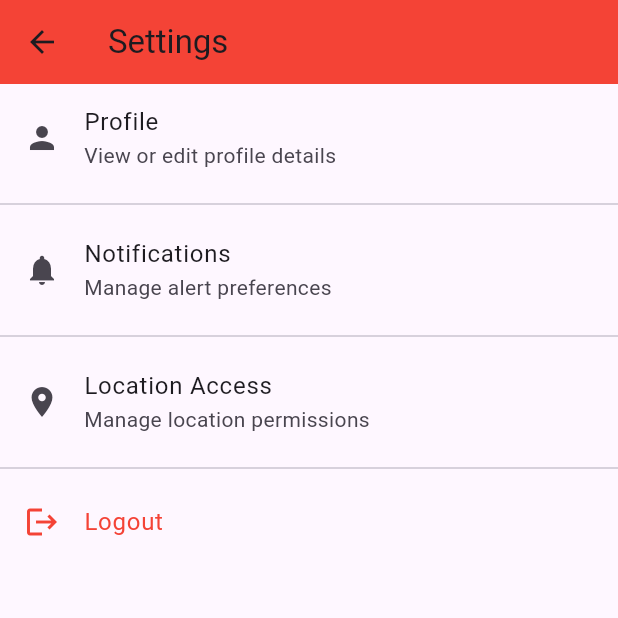
After one commit to iamsarthakx7/HerShield, a Flutter app: the screen it shows after launch, after a tap on "Settings", on a phone screen of 412 x 824 dp, the top half of it. The commit adds this screen. Run offline on Flutter 3.47's test engine with Material 3 defaults, Android fonts, the light colour scheme and no system bars; our stand-ins replace sensors_plus.

Commit message:
Complete home screen with SOS, contacts, login and settings

```diff
--- a/lib/screens/home_screen.dart
+++ b/lib/screens/home_screen.dart
@@ -3,6 +3,7 @@ import '../services/shake_service.dart';
 import 'emergency_screen.dart';
 import 'contacts_screen.dart';
 import 'login_screen.dart';
+import 'settings_screen.dart';
 
 class HomeScreen extends StatefulWidget {
   const HomeScreen({super.key});
@@ -78,7 +79,7 @@ class _HomeScreenState extends State<HomeScreen> {
 
           const SizedBox(height: 30),
 
-          // 👥 Manage Contacts Button
+          // 👥 Manage Emergency Contacts
           ElevatedButton(
             style: ElevatedButton.styleFrom(
               backgroundColor: Colors.red,
@@ -101,7 +102,7 @@ class _HomeScreenState extends State<HomeScreen> {
 
           const SizedBox(height: 10),
 
-          // 🔐 Login / Register Button  ← ADDED HERE
+          // 🔐 Login / Register
           TextButton(
             onPressed: () {
               Navigator.push(
@@ -116,6 +117,24 @@ class _HomeScreenState extends State<HomeScreen> {
               style: TextStyle(fontSize: 14),
             ),
           ),
+
+          const SizedBox(height: 10),
+
+          // ⚙️ Settings
+          TextButton(
+            onPressed: () {
+              Navigator.push(
+                context,
+                MaterialPageRoute(
+                  builder: (context) => const SettingsScreen(),
+                ),
+              );
+            },
+            child: const Text(
+              'Settings',
+              style: TextStyle(fontSize: 14),
+            ),
+          ),
         ],
       ),
     );
--- /dev/null
+++ b/lib/screens/settings_screen.dart
@@ -0,0 +1,51 @@
+import 'package:flutter/material.dart';
+
+class SettingsScreen extends StatelessWidget {
+  const SettingsScreen({super.key});
+
+  @override
+  Widget build(BuildContext context) {
+    return Scaffold(
+      appBar: AppBar(
+        title: const Text('Settings'),
+        backgroundColor: Colors.red,
+      ),
+      body: ListView(
+        children: [
+          const ListTile(
+            leading: Icon(Icons.person),
+            title: Text('Profile'),
+            subtitle: Text('View or edit profile details'),
+          ),
+          const Divider(),
+
+          const ListTile(
+            leading: Icon(Icons.notifications),
+            title: Text('Notifications'),
+            subtitle: Text('Manage alert preferences'),
+          ),
+          const Divider(),
+
+          const ListTile(
+            leading: Icon(Icons.location_on),
+            title: Text('Location Access'),
+            subtitle: Text('Manage location permissions'),
+          ),
+          const Divider(),
+
+          ListTile(
+            leading: const Icon(Icons.logout, color: Colors.red),
+            title: const Text(
+              'Logout',
+              style: TextStyle(color: Colors.red),
+            ),
+            onTap: () {
+              // Firebase logout later
+              Navigator.pop(context);
+            },
+          ),
+        ],
+      ),
+    );
+  }
+}
```
